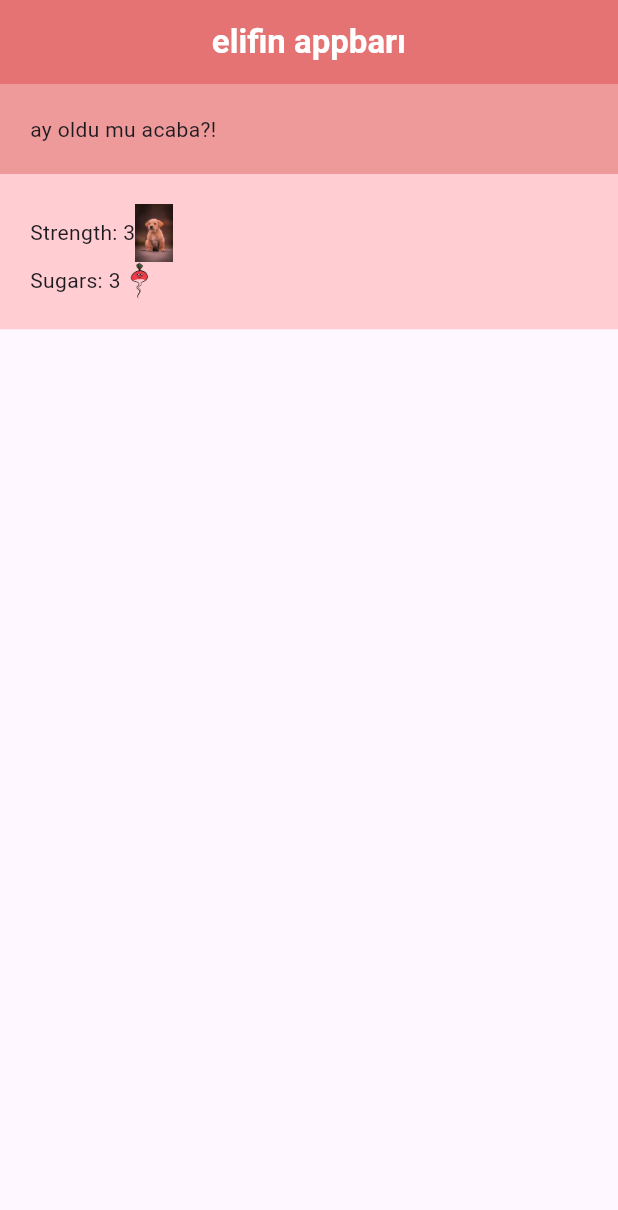
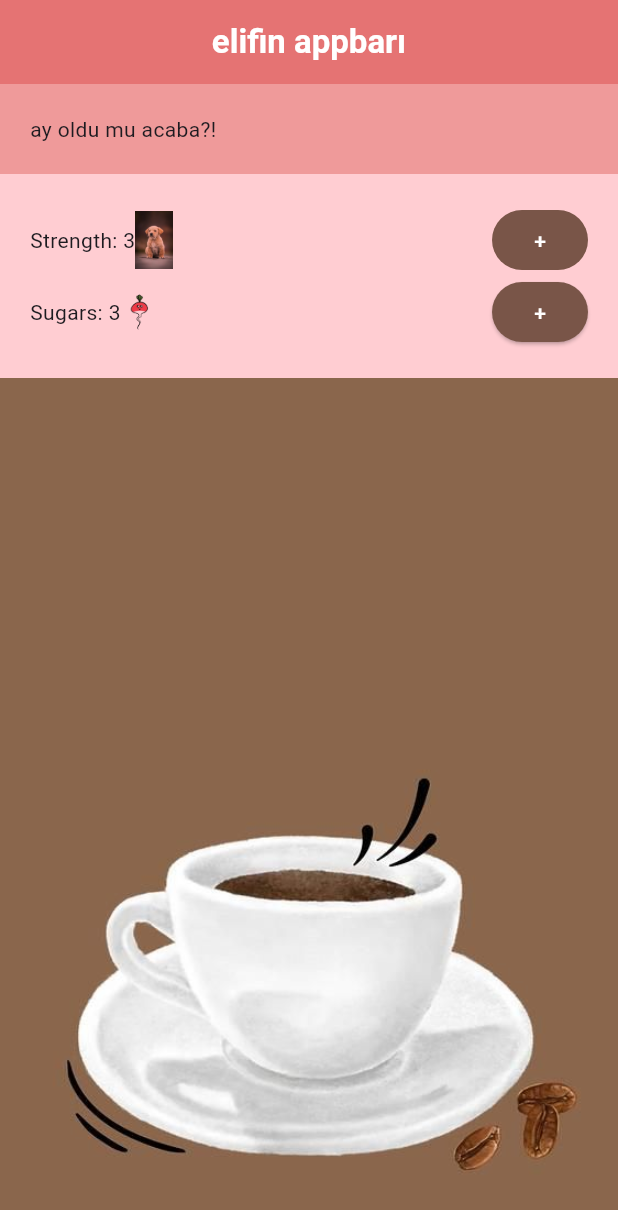
Before and after one commit to elifnurdemir/FlutterCoffeePref, a Flutter app: the screen it shows after launch, on a phone screen of 412 x 824 dp. Shown: the top 1210 px of the screen. Run offline on Flutter 3.47's test engine with Material 3 defaults, Android fonts, the phone set to English and light mode, and no system bars.

Commit message:
sandbox updated

```diff
--- a/lib/coffee_prefs.dart
+++ b/lib/coffee_prefs.dart
@@ -3,6 +3,12 @@ import 'package:flutter/material.dart';
 class CoffeePrefs extends StatelessWidget {
   const CoffeePrefs({super.key});
 
+  void increaseStrength() {
+    print('inc strength by 1');
+  }
+ void increaseSugars(){
+    print('inc sugars by 1');
+ }
   @override
   Widget build(BuildContext context) {
     return Column(
@@ -16,7 +22,14 @@ class CoffeePrefs extends StatelessWidget {
               color: Colors.red[100],
               colorBlendMode: BlendMode.multiply,
             ),
-           const SizedBox(width: 50),
+          const Expanded(child: SizedBox()),
+          FilledButton(
+              onPressed:increaseStrength,
+              style: FilledButton.styleFrom(
+                backgroundColor:Colors.brown ,
+                foregroundColor:Colors.white ,
+              ),
+              child: const Text('+'))
           ],
         ),
         Row(
@@ -28,7 +41,15 @@ class CoffeePrefs extends StatelessWidget {
               color: Colors.red[100],
               colorBlendMode: BlendMode.multiply,
             ),
-            const SizedBox(width: 50),
+            const Expanded(child: SizedBox()),
+            ElevatedButton(
+                onPressed:increaseSugars,
+                style: ElevatedButton.styleFrom(
+                  backgroundColor: Colors.brown,
+                  foregroundColor: Colors.white,
+                ),
+                child: const Text('+'))
+
           ],
         ),
       ],
--- a/lib/home.dart
+++ b/lib/home.dart
@@ -28,7 +28,11 @@ class Home extends StatelessWidget {
             padding: const EdgeInsets.all(20),
             child: const CoffeePrefs(),
           ),
-
+          Expanded(
+              child: Image.asset ('assets/img/bg.jpg',
+              fit: BoxFit.fitWidth,
+              alignment: Alignment.bottomCenter,)
+          )
         ],
       ),
     );
--- a/pubspec.yaml
+++ b/pubspec.yaml
@@ -24,3 +24,4 @@ flutter:
   assets:
     - assets/img/dog.jpeg
     - assets/img/mini.jpg
+    - assets/img/bg.jpg
```
Also changed, not shown: assets/img/bg.jpg (added).
